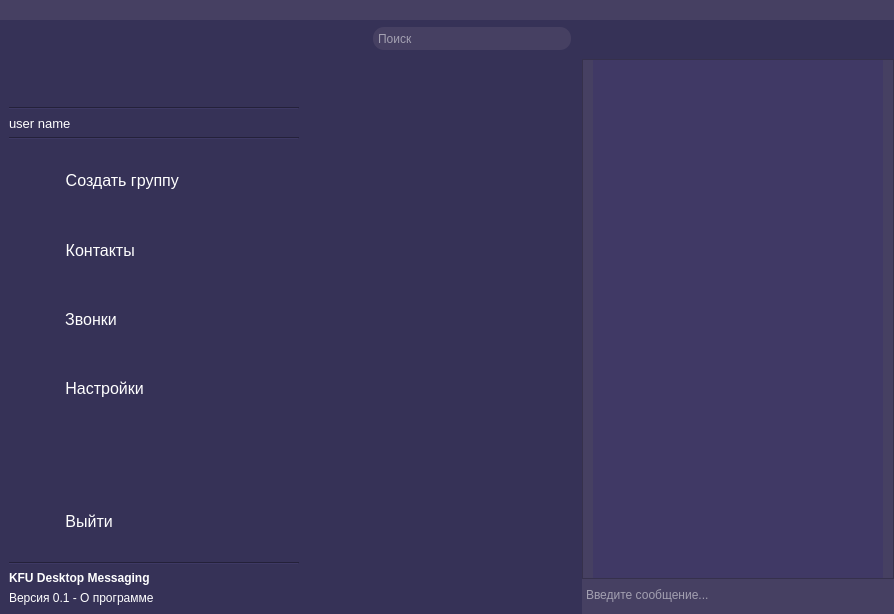
Vityshha/desktop-messenger, file client/GUI/UI_MainWindow.ui: the form before one commit.
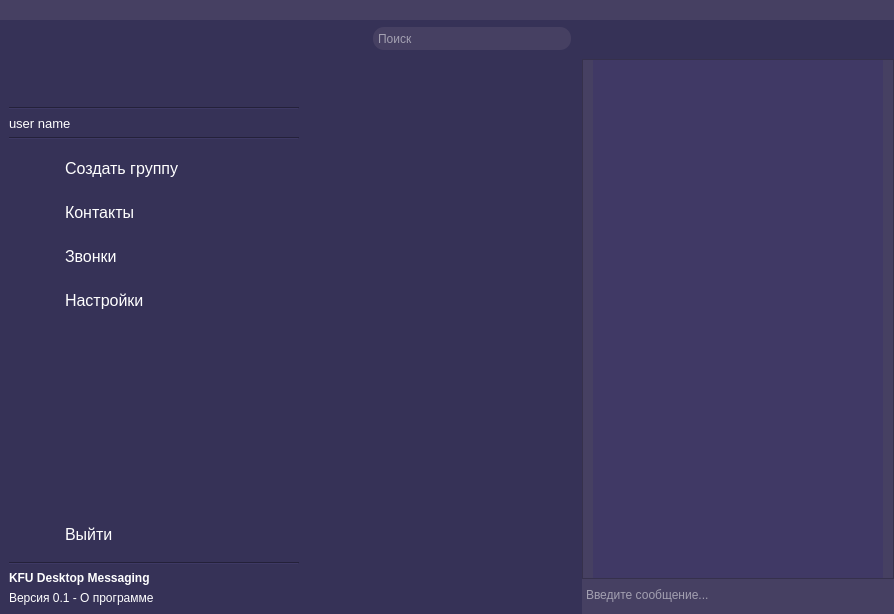
The form after the commit. Icons and pictures are not drawn. Custom widgets are drawn as their Qt base class.

Commit message: fix color settings and hover

```diff
--- a/client/GUI/UI_MainWindow.ui
+++ b/client/GUI/UI_MainWindow.ui
@@ -334,6 +334,8 @@
                      </property>
                      <property name="styleSheet">
                       <string notr="true">image: url(GUI/icons/group.png);
+border : 0;
+background: transparent;
 </string>
                      </property>
                      <property name="text">
@@ -342,40 +344,20 @@
                     </widget>
                    </item>
                    <item>
-                    <widget class="QPushButton" name="btn_create_group">
-                     <property name="sizePolicy">
-                      <sizepolicy hsizetype="Minimum" vsizetype="MinimumExpanding">
-                       <horstretch>0</horstretch>
-                       <verstretch>0</verstretch>
-                      </sizepolicy>
-                     </property>
+                    <widget class="QLabel" name="label_12">
                      <property name="font">
                       <font>
                        <pointsize>12</pointsize>
                       </font>
                      </property>
-                     <property name="cursor">
-                      <cursorShape>PointingHandCursor</cursorShape>
-                     </property>
-                     <property name="layoutDirection">
-                      <enum>Qt::LeftToRight</enum>
-                     </property>
                      <property name="styleSheet">
-                      <string notr="true">QPushButton {
-	text-align: right;
-    border: 0px solid rgba(62, 63, 70, 0);
-	color: rgb(255, 255, 255)
-}</string>
+                      <string notr="true"> border : 0;
+	background: transparent;
+	color: rgb(255, 255, 255)</string>
                      </property>
                      <property name="text">
                       <string>Создать группу     </string>
                      </property>
-                     <property name="iconSize">
-                      <size>
-                       <width>40</width>
-                       <height>20</height>
-                      </size>
-                     </property>
                     </widget>
                    </item>
                    <item>
@@ -423,7 +405,9 @@
                       </size>
                      </property>
                      <property name="styleSheet">
-                      <string notr="true">image: url(GUI/icons/account.png);</string>
+                      <string notr="true">image: url(GUI/icons/account.png);
+border : 0;
+background: transparent;</string>
                      </property>
                      <property name="text">
                       <string/>
@@ -431,41 +415,20 @@
                     </widget>
                    </item>
                    <item>
-                    <widget class="QPushButton" name="btn_account">
-                     <property name="sizePolicy">
-                      <sizepolicy hsizetype="Minimum" vsizetype="MinimumExpanding">
-                       <horstretch>0</horstretch>
-                       <verstretch>0</verstretch>
-                      </sizepolicy>
-                     </property>
+                    <widget class="QLabel" name="label_11">
                      <property name="font">
                       <font>
                        <pointsize>12</pointsize>
                       </font>
                      </property>
-                     <property name="cursor">
-                      <cursorShape>PointingHandCursor</cursorShape>
-                     </property>
-                     <property name="layoutDirection">
-                      <enum>Qt::LeftToRight</enum>
-                     </property>
                      <property name="styleSheet">
-                      <string notr="true">QPushButton {
-	text-align: right;
-    border: 0px solid rgba(62, 63, 70, 0);
-	color: rgb(255, 255, 255)
-}
-</string>
+                      <string notr="true"> border : 0;
+	background: transparent;
+	color: rgb(255, 255, 255)</string>
                      </property>
                      <property name="text">
                       <string>Контакты     </string>
                      </property>
-                     <property name="iconSize">
-                      <size>
-                       <width>40</width>
-                       <height>20</height>
-                      </size>
-                     </property>
                     </widget>
                    </item>
                    <item>
@@ -507,7 +470,9 @@
                       </size>
                      </property>
                      <property name="styleSheet">
-                      <string notr="true">image: url(GUI/icons/call.png);</string>
+                      <string notr="true">image: url(GUI/icons/call.png);
+border : 0;
+background: transparent;</string>
                      </property>
                      <property name="text">
                       <string/>
@@ -515,41 +480,20 @@
                     </widget>
                    </item>
                    <item>
-                    <widget class="QPushButton" name="btn_call">
-                     <property name="sizePolicy">
-                      <sizepolicy hsizetype="Minimum" vsizetype="MinimumExpanding">
-                       <horstretch>0</horstretch>
-                       <verstretch>0</verstretch>
-                      </sizepolicy>
-                     </property>
+                    <widget class="QLabel" name="label_9">
                      <property name="font">
                       <font>
                        <pointsize>12</pointsize>
                       </font>
                      </property>
-                     <property name="cursor">
-                      <cursorShape>PointingHandCursor</cursorShape>
-                     </property>
-                     <property name="layoutDirection">
-                      <enum>Qt::LeftToRight</enum>
-                     </property>
                      <property name="styleSheet">
-                      <string notr="true">QPushButton {
-	text-align: right;
-    border: 0px solid rgba(62, 63, 70, 0);
-	color: rgb(255, 255, 255)
-}
-</string>
+                      <string notr="true"> border : 0;
+	background: transparent;
+	color: rgb(255, 255, 255)</string>
                      </property>
                      <property name="text">
                       <string>Звонки     </string>
                      </property>
-                     <property name="iconSize">
-                      <size>
-                       <width>40</width>
-                       <height>20</height>
-                      </size>
-                     </property>
                     </widget>
                    </item>
                    <item>
@@ -591,7 +535,9 @@
                       </size>
                      </property>
                      <property name="styleSheet">
-                      <string notr="true">image: url(GUI/icons/settings.png);</string>
+                      <string notr="true">image: url(GUI/icons/settings.png);
+border : 0;
+background: transparent;</string>
                      </property>
                      <property name="text">
                       <string/>
@@ -599,41 +545,20 @@
                     </widget>
                    </item>
                    <item>
-                    <widget class="QPushButton" name="btn_menu_settings">
-                     <property name="sizePolicy">
-                      <sizepolicy hsizetype="Minimum" vsizetype="MinimumExpanding">
-                       <horstretch>0</horstretch>
-                       <verstretch>0</verstretch>
-                      </sizepolicy>
-                     </property>
+                    <widget class="QLabel" name="label_8">
                      <property name="font">
                       <font>
                        <pointsize>12</pointsize>
                       </font>
                      </property>
-                     <property name="cursor">
-                      <cursorShape>PointingHandCursor</cursorShape>
-                     </property>
-                     <property name="layoutDirection">
-                      <enum>Qt::LeftToRight</enum>
-                     </property>
                      <property name="styleSheet">
-                      <string notr="true">QPushButton {
-	text-align: right;
-    border: 0px solid rgba(62, 63, 70, 0);
-	color: rgb(255, 255, 255)
-}
-</string>
+                      <string notr="true"> border : 0;
+	background: transparent;
+	color: rgb(255, 255, 255)</string>
                      </property>
                      <property name="text">
                       <string>Настройки     </string>
                      </property>
-                     <property name="iconSize">
-                      <size>
-                       <width>40</width>
-                       <height>20</height>
-                      </size>
-                     </property>
                     </widget>
                    </item>
                    <item>
@@ -688,7 +613,9 @@
                       </size>
                      </property>
                      <property name="styleSheet">
-                      <string notr="true">image: url(GUI/icons/logout.png);</string>
+                      <string notr="true">image: url(GUI/icons/logout.png);
+border : 0;
+background: transparent;</string>
                      </property>
                      <property name="text">
                       <string/>
@@ -696,13 +623,7 @@
                     </widget>
                    </item>
                    <item>
-                    <widget class="QPushButton" name="btn_user_close">
-                     <property name="sizePolicy">
-                      <sizepolicy hsizetype="Minimum" vsizetype="MinimumExpanding">
-                       <horstretch>0</horstretch>
-                       <verstretch>0</verstretch>
-                      </sizepolicy>
-                     </property>
+                    <widget class="QLabel" name="label_7">
                      <property name="font">
                       <font>
                        <pointsize>12</pointsize>
@@ -712,12 +633,9 @@
                       <cursorShape>PointingHandCursor</cursorShape>
                      </property>
                      <property name="styleSheet">
-                      <string notr="true">QPushButton {
-	text-align: right;
-    border: 0px solid rgba(62, 63, 70, 0);
-	color: rgb(255, 255, 255)
-}
-</string>
+                      <string notr="true"> border : 0;
+	background: transparent;
+	color: rgb(255, 255, 255)</string>
                      </property>
                      <property name="text">
                       <string>Выйти     </string>
```
Left out of the diff: 13 changed lines with no effect on the pictures. The commit also changes 7 other files.
